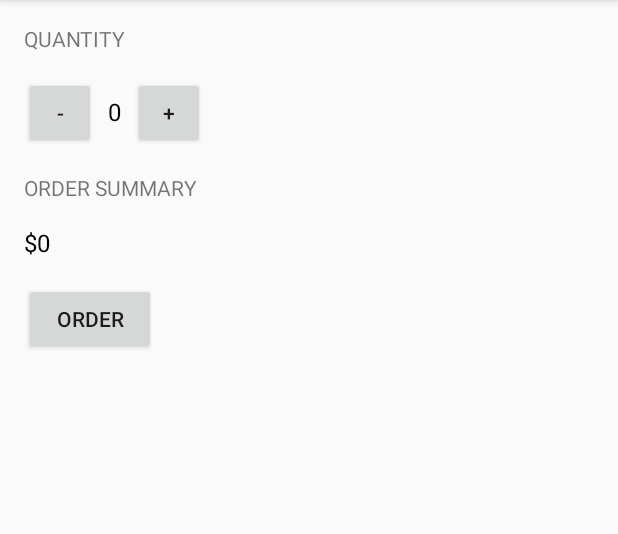
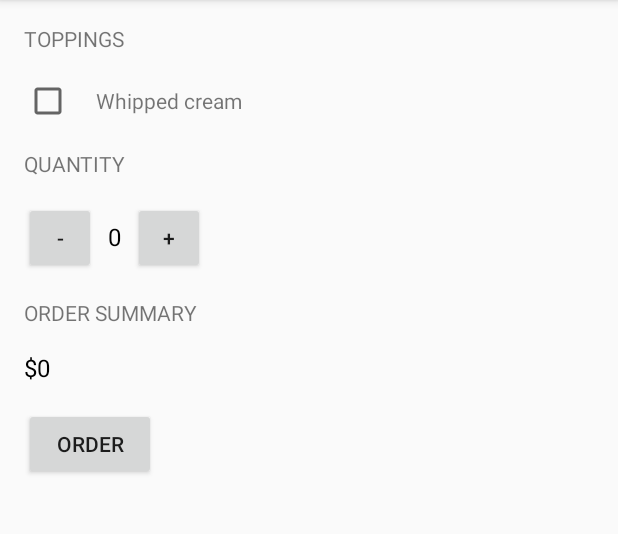
Before and after one commit to KimJoon93/Android-Basics-Nanodegree, an Android app: the screen it shows after launch (MainActivity), on a phone screen of 412 x 824 dp, the part 84-618 px from its top. Run offline under Robolectric (Android 15) with nearby library versions, the phone set to English and light mode, and no system bars.

Commit message:
Put Checkbox

```diff
--- a/JustJava/app/src/main/res/layout/activity_main.xml
+++ b/JustJava/app/src/main/res/layout/activity_main.xml
@@ -9,6 +9,28 @@
 
     <TextView
         android:textAllCaps="true"
+        android:text="Toppings"
+        android:layout_marginBottom="16dp"
+        android:layout_width="wrap_content"
+        android:layout_height="wrap_content" />
+    <LinearLayout
+        android:orientation="horizontal"
+        android:layout_width="match_parent"
+        android:layout_height="wrap_content">
+
+        <CheckBox
+            android:layout_width="wrap_content"
+            android:layout_height="wrap_content" />
+
+        <TextView
+            android:layout_marginLeft="16dp"
+            android:text="Whipped cream"
+            android:layout_width="wrap_content"
+            android:layout_height="wrap_content" />
+    </LinearLayout>
+    <TextView
+        android:textAllCaps="true"
+        android:layout_marginTop="16dp"
         android:layout_marginBottom="16dp"
         android:text="Quantity"
         android:layout_width="wrap_content"
```
